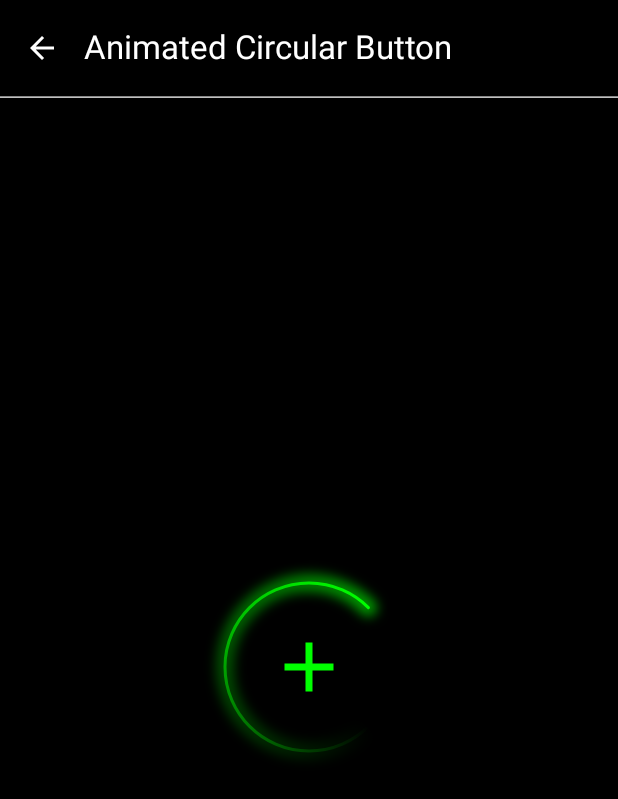
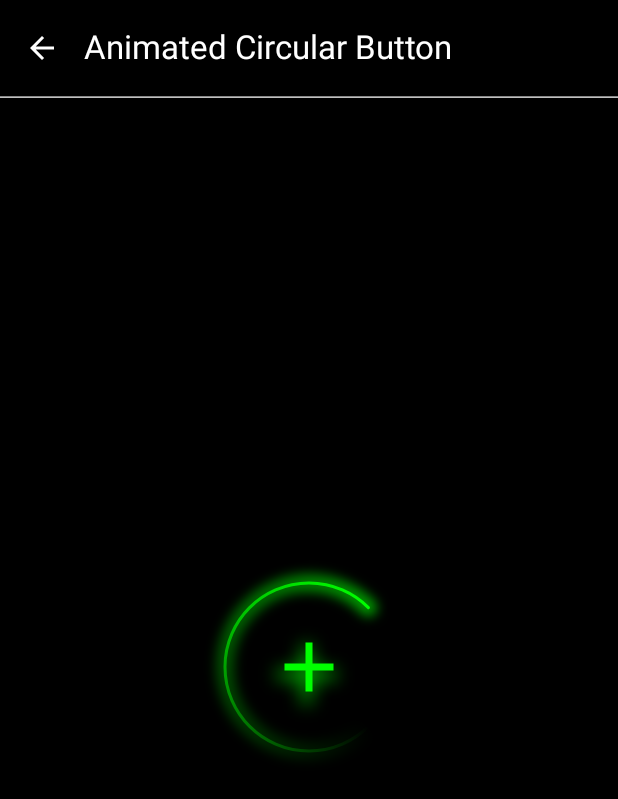
Before and after one commit to yuriyskulskiy/android-compose-playground, an Android app built with Jetpack Compose: the AnimatedCircularBtnScreen screen opened through its navigation route, on a phone screen of 412 x 824 dp. Shown: the top 799 px of the screen. Run offline under Robolectric (Android 15) with nearby library versions, the phone set to English and light mode, and no system bars; our stand-ins replace Dagger/Hilt's generated code.

Commit message:
Implement rotation animated button.

```diff
--- a/app/src/main/java/com/skul/yuriy/composeplayground/feature/animatedCircularButton/ScreenContent.kt
+++ b/app/src/main/java/com/skul/yuriy/composeplayground/feature/animatedCircularButton/ScreenContent.kt
@@ -12,6 +12,7 @@ import androidx.compose.foundation.clickable
 import androidx.compose.foundation.interaction.MutableInteractionSource
 import androidx.compose.foundation.interaction.collectIsPressedAsState
 import androidx.compose.foundation.layout.Box
+import androidx.compose.foundation.layout.offset
 import androidx.compose.foundation.layout.size
 import androidx.compose.foundation.shape.CircleShape
 import androidx.compose.material.icons.Icons
@@ -26,12 +27,16 @@ import androidx.compose.runtime.remember
 import androidx.compose.runtime.setValue
 import androidx.compose.ui.Alignment
 import androidx.compose.ui.Modifier
+import androidx.compose.ui.draw.blur
 import androidx.compose.ui.draw.clip
+import androidx.compose.ui.draw.scale
 import androidx.compose.ui.graphics.Color
+import androidx.compose.ui.unit.Dp
 import androidx.compose.ui.unit.dp
 import androidx.lifecycle.Lifecycle
 import androidx.lifecycle.LifecycleEventObserver
 import androidx.lifecycle.compose.LocalLifecycleOwner
+import com.skul.yuriy.composeplayground.util.math.computeShadowOffset
 import com.skul.yuriy.composeplayground.util.shadowborder.developSnake
 import com.skul.yuriy.composeplayground.util.shadowborder.drawOutlineCircularShadowGradient
 
@@ -54,7 +59,10 @@ fun AnimatedCircleButtonScreenContent(
 @Composable
 fun AnimatedCircularBtnBox(
     modifier: Modifier = Modifier,
-    onClick: () -> Unit
+    onClick: () -> Unit,
+    iconSize: Dp = 56.dp,
+    shadowOffsetSize: Dp = 4.dp,
+    blurRadius: Dp = 8.dp,
 ) {
 
     val mainColor = Color.Green
@@ -117,6 +125,12 @@ fun AnimatedCircularBtnBox(
         animatedAngle = animatedAngleValue
     }
 
+    //icon animated offset based on rotation angle
+    val shadowOffset = remember(animatedAngle, shadowOffsetSize) {
+        computeShadowOffset(angleDegrees = 120 - animatedAngle, radius = shadowOffsetSize)
+    }
+
+
     //Store th rotation angle when press
     LaunchedEffect(isPressed) {
         if (isPressed) {
@@ -167,8 +181,23 @@ fun AnimatedCircularBtnBox(
             },
         contentAlignment = Alignment.Center
     ) {
+
         Icon(
-            modifier = Modifier.size(56.dp),
+            imageVector = Icons.Default.Add,
+            contentDescription = null,
+            modifier = Modifier
+                .size(iconSize)
+                .scale(1.2f)
+                .offset(
+                    x = if (isPressed) 0.dp else shadowOffset.first,
+                    y = if (isPressed) 0.dp else shadowOffset.second
+                )
+                .blur(blurRadius),
+            tint = iconTintColor.copy(alpha = 0.8f),
+        )
+
+        Icon(
+            modifier = Modifier.size(iconSize),
             imageVector = Icons.Default.Add,
             contentDescription = "Add",
             tint = iconTintColor
--- a/app/src/main/java/com/skul/yuriy/composeplayground/navigation/AppNavHost.kt
+++ b/app/src/main/java/com/skul/yuriy/composeplayground/navigation/AppNavHost.kt
@@ -46,7 +46,7 @@ fun NavController.navigateToFadingEdgesScreen() {
 fun NavController.navigateToCircularHaloBorder() {
     navigate(Screens.Route.CircularHaloShadow)
 }
-//todo rename or remove
+
 fun NavController.navigateToVectorIconWithShadow() {
     navigate(Screens.Route.VectorDrawableShadow)
 }
--- a/app/src/main/java/com/skul/yuriy/composeplayground/starter/StarterScreen.kt
+++ b/app/src/main/java/com/skul/yuriy/composeplayground/starter/StarterScreen.kt
@@ -61,10 +61,6 @@ fun NavigationContent(modifier: Modifier) {
     ) {
         val navController = LocalNavController.current
 
-        //todo move to the bottom
-        NavigationItem(text = stringResource(R.string.animated_circular_button),
-            onClick = { navController.navigateToAnimatedCircularBtn() })
-
         NavigationItem(
             text = stringResource(R.string.parallax_scroll_list),
             onClick = { navController.navigateToParallax() })
@@ -87,9 +83,8 @@ fun NavigationContent(modifier: Modifier) {
 
         NavigationItem(text = stringResource(R.string.sticky_header_state_tracker),
             onClick = { navController.navigateToStickyHeaderStateTracker() })
-//        NavigationItem(text = stringResource(R.string.animated_circular_button),
-//            onClick = { navController.navigateToAnimatedCircularBtn() })
-
+        NavigationItem(text = stringResource(R.string.animated_circular_button),
+            onClick = { navController.navigateToAnimatedCircularBtn() })
     }
 }
 
```
